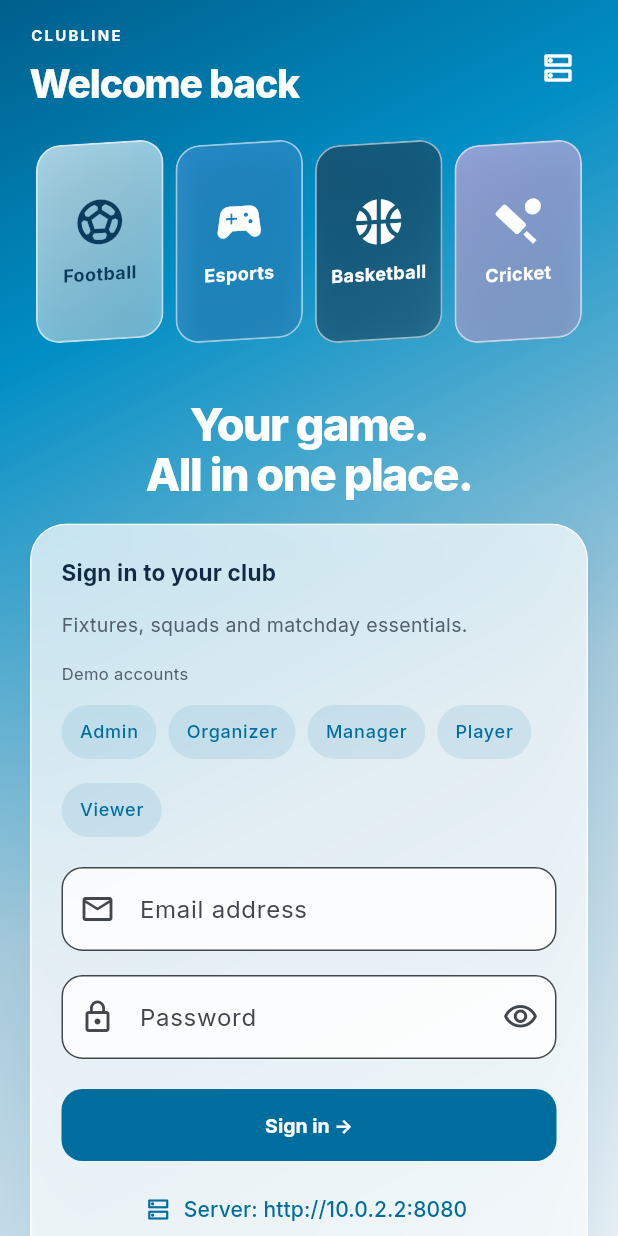
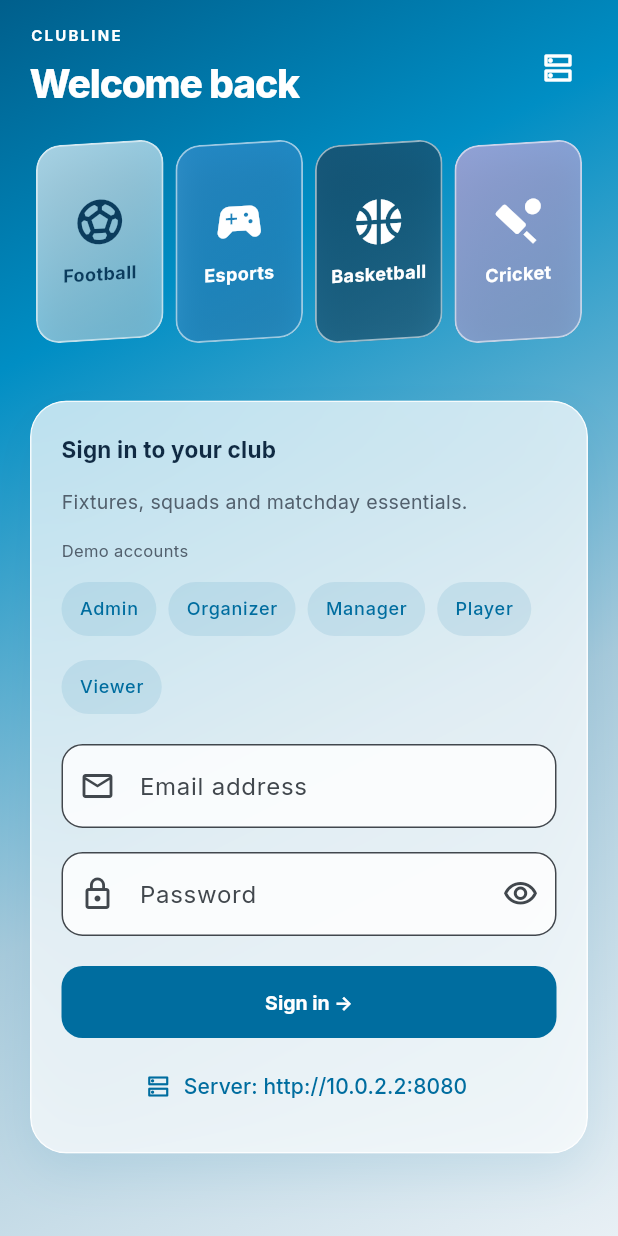
Before and after one commit to mavrik018/nascon26, a Flutter app: the screen it shows after launch, on a phone screen of 412 x 824 dp. Run offline on Flutter 3.47's test engine with Material 3 defaults, Android fonts, the phone set to English and light mode, and no system bars; our stand-ins replace connectivity_plus, flutter_secure_storage, open_filex, sqflite; accounts and stored records are empty.

Commit message:
Sign-in screen: sign-in form is the main focus

```diff
--- a/mobile/lib/presentation/profile_screens.dart
+++ b/mobile/lib/presentation/profile_screens.dart
@@ -360,18 +360,6 @@ class _SignInPageState extends State<SignInPage> {
       children: [
         const SportGlassCards(),
         const SizedBox(height: 8),
-        const Text(
-          'Your game.\nAll in one place.',
-          textAlign: TextAlign.center,
-          style: TextStyle(
-            fontFamily: 'Inter',
-            fontSize: 30,
-            fontWeight: FontWeight.w800,
-            height: 1.1,
-            color: Colors.white,
-            letterSpacing: -1,
-          ),
-        ),
         if (notice != null)
           GlassCard(
             padding: const EdgeInsets.symmetric(horizontal: 16, vertical: 12),
```
Also changed, not shown: 1 other file.
